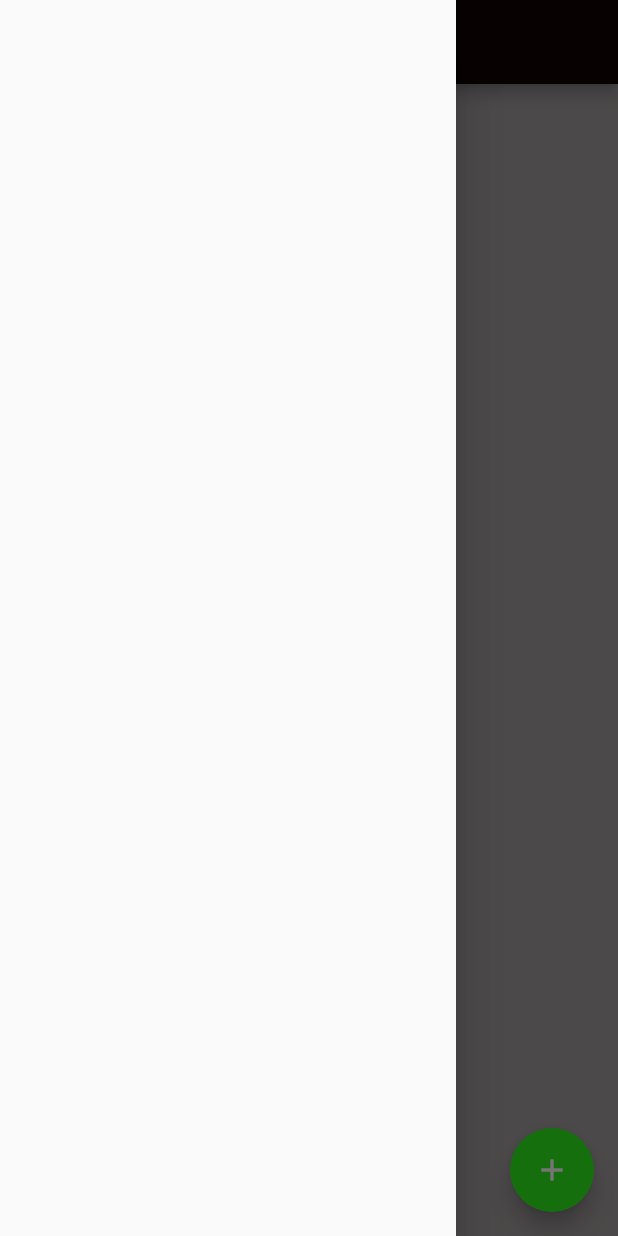
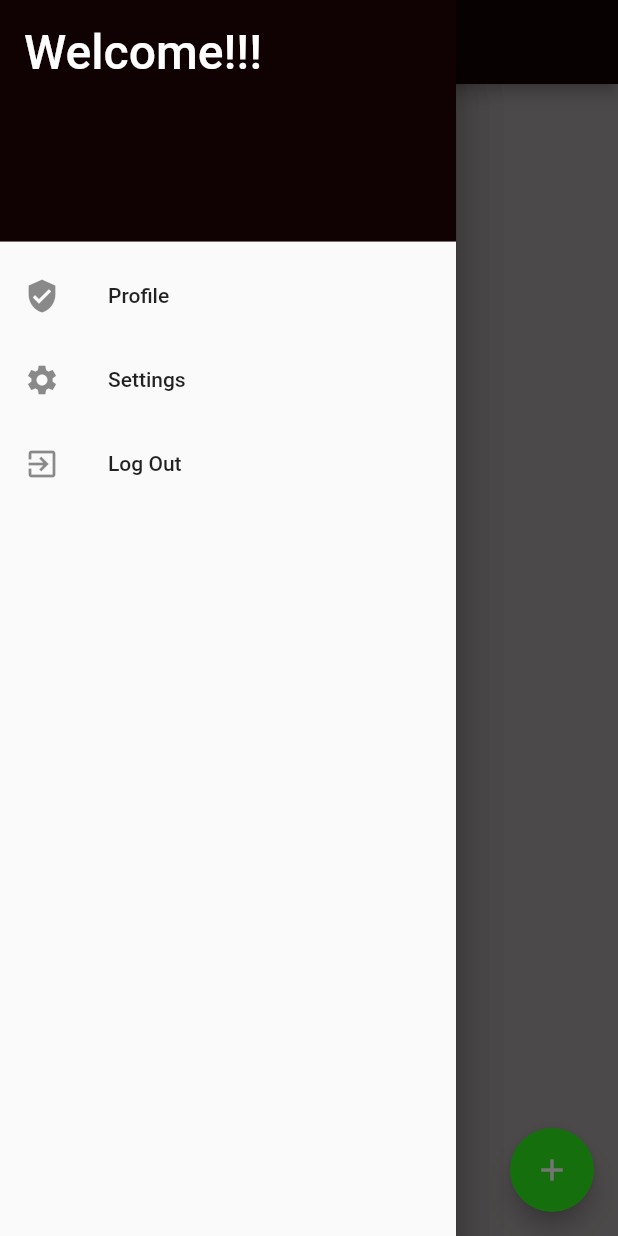
Before and after one commit to SachetAdhikari/VITConnects, a Flutter app: the screen it shows after launch, with the side drawer open, on a phone screen of 412 x 824 dp. Run offline on Flutter 3.47's test engine with Material 2 defaults, Android fonts, the light colour scheme and no system bars; our stand-ins replace font_awesome_flutter; missing offline and left inert: draggable_fab; Roboto replaces fonts that are missing (Red Rose).

Commit message:
Side Menu of a User added

```diff
--- a/vit_connects/lib/groups.dart
+++ b/vit_connects/lib/groups.dart
@@ -3,6 +3,7 @@ import 'package:flutter/cupertino.dart';
 import 'package:draggable_fab/draggable_fab.dart';
 import './main.dart';
 import './form.dart';
+import './sidemenu.dart';
 
 //import './sidemenu.dart';
 class GroupPage extends StatefulWidget {
@@ -41,9 +42,7 @@ class _GroupPageState extends State<GroupPage> {
           child: Icon(Icons.add),
         ),
       ),
-      drawer: Drawer(
-          //child: SideMenu())
-          ),
+      drawer: Drawer(child: SideMenu()),
       appBar: AppBar(
         backgroundColor: pc,
         title: Text("Groups"),
--- /dev/null
+++ b/vit_connects/lib/sidemenu.dart
@@ -0,0 +1,39 @@
+import 'package:flutter/material.dart';
+import './main.dart';
+
+class SideMenu extends StatelessWidget {
+  //const SideMenu({ Key? key }) : super(key: key);
+
+  @override
+  Widget build(BuildContext context) {
+    return Drawer(
+      child: ListView(
+        padding: EdgeInsets.zero,
+        children: <Widget>[
+          DrawerHeader(
+            child: Text(
+              'Welcome!!!',
+              style: TextStyle(
+                  fontSize: 32, color: Colors.white, fontFamily: 'Red Rose'),
+            ),
+            decoration: BoxDecoration(
+              color: pc,
+            ),
+          ),
+          ListTile(
+              leading: Icon(Icons.verified_user),
+              title: Text('Profile'),
+              onTap: () => {Navigator.of(context).pop()}),
+          ListTile(
+              leading: Icon(Icons.settings),
+              title: Text('Settings'),
+              onTap: () => {Navigator.of(context).pop()}),
+          ListTile(
+              leading: Icon(Icons.exit_to_app),
+              title: Text('Log Out'),
+              onTap: () => {Navigator.of(context).pop()}),
+        ],
+      ),
+    );
+  }
+}
```
